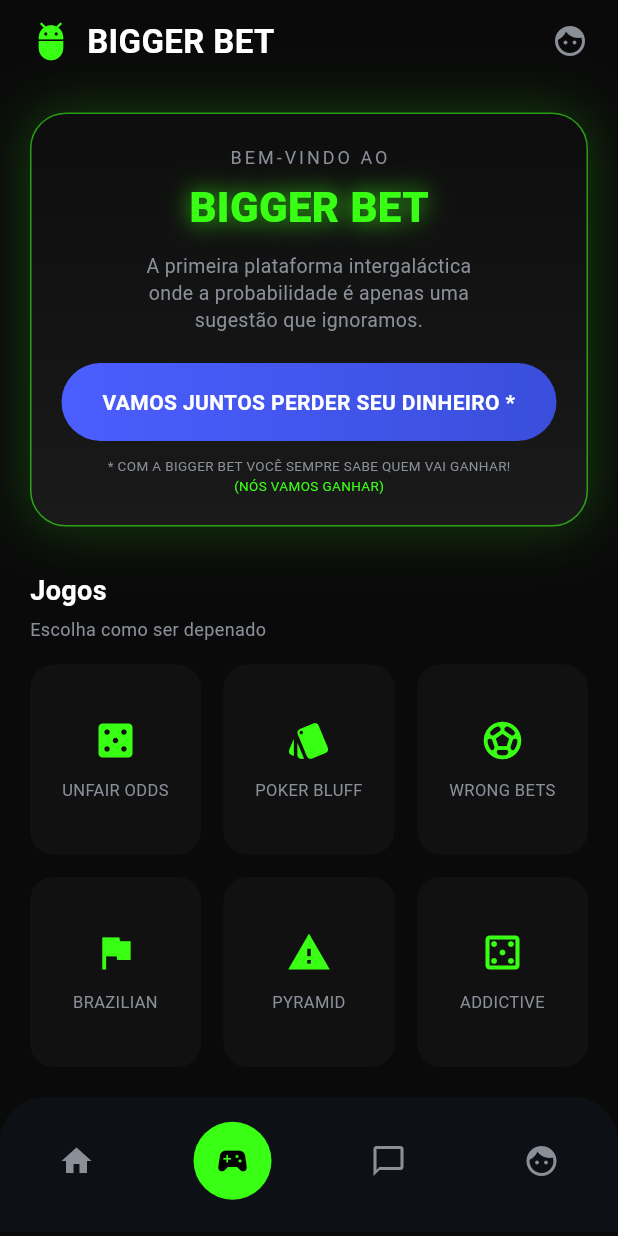
After one commit to marcossial/bigger-bet-app, a Flutter app: the GamesScreen screen opened by its route, on a phone screen of 412 x 824 dp. The commit adds this screen. Run offline on Flutter 3.47's test engine with Material 3 defaults, Android fonts, the phone set to English and light mode, and no system bars.

Commit message:
Adicionado Tela de Jogos

```diff
--- /dev/null
+++ b/lib/features/onboarding/screens/games_screen.dart
@@ -0,0 +1,280 @@
+import 'package:flutter/material.dart';
+import '../../../core/theme/app_theme.dart';
+
+class GamesScreen extends StatelessWidget {
+  const GamesScreen({super.key});
+
+  @override
+  Widget build(BuildContext context) {
+    return Scaffold(
+      backgroundColor: AppColors.background,
+      body: SafeArea(
+        bottom: false,
+        child: Stack(
+          children: [
+            SingleChildScrollView(
+              padding: const EdgeInsets.only(bottom: 110),
+              child: Column(
+                crossAxisAlignment: CrossAxisAlignment.start,
+                children: [
+                  _buildHeader(),
+                  const SizedBox(height: 20),
+                  _buildHeroCard(),
+                  const SizedBox(height: 30),
+                  _buildGamesSection(),
+                ],
+              ),
+            ),
+
+            // Bottom Nav
+            Positioned(
+              bottom: 0,
+              left: 0,
+              right: 0,
+              child: _buildBottomNavBar(context),
+            ),
+          ],
+        ),
+      ),
+    );
+  }
+
+  // ───────────────── HEADER ─────────────────
+  Widget _buildHeader() {
+    return const Padding(
+      padding: const EdgeInsets.symmetric(horizontal: 20, vertical: 12),
+      child: Row(
+        children: [
+          const Icon(Icons.adb, color: AppColors.neonGreen, size: 28),
+          const SizedBox(width: 10),
+          const Text(
+            'BIGGER BET',
+            style: TextStyle(
+              color: AppColors.textWhite,
+              fontSize: 22,
+              fontWeight: FontWeight.bold,
+            ),
+          ),
+          const Spacer(),
+          const Icon(Icons.face, color: AppColors.textGrey),
+        ],
+      ),
+    );
+  }
+
+  // ───────────────── HERO CARD ─────────────────
+  Widget _buildHeroCard() {
+    return Padding(
+      padding: const EdgeInsets.symmetric(horizontal: 20),
+      child: Container(
+        padding: const EdgeInsets.all(20),
+        decoration: BoxDecoration(
+          borderRadius: BorderRadius.circular(24),
+          border: Border.all(color: AppColors.neonGreen.withOpacity(0.6)),
+          boxShadow: [
+            BoxShadow(
+              color: AppColors.neonGreen.withOpacity(0.2),
+              blurRadius: 30,
+              spreadRadius: 2,
+            )
+          ],
+          gradient: const LinearGradient(
+            colors: [Color(0xFF0D0D0D), Color(0xFF1A1A1A)],
+            begin: Alignment.topCenter,
+            end: Alignment.bottomCenter,
+          ),
+        ),
+        child: Column(
+          children: [
+            const Text(
+              'BEM-VINDO AO',
+              style: TextStyle(
+                color: AppColors.textGrey,
+                fontSize: 12,
+                letterSpacing: 2,
+              ),
+            ),
+            const SizedBox(height: 5),
+            Text(
+              'BIGGER BET',
+              style: TextStyle(
+                color: AppColors.neonGreen,
+                fontSize: 28,
+                fontWeight: FontWeight.w900,
+                shadows: [
+                  Shadow(
+                    color: AppColors.neonGreen.withOpacity(0.8),
+                    blurRadius: 20,
+                  )
+                ],
+              ),
+            ),
+            const SizedBox(height: 10),
+            const Text(
+              'A primeira plataforma intergaláctica\nonde a probabilidade é apenas uma\nsugestão que ignoramos.',
+              textAlign: TextAlign.center,
+              style: TextStyle(
+                color: AppColors.textGrey,
+                fontSize: 13,
+                height: 1.4,
+              ),
+            ),
+            const SizedBox(height: 20),
+
+            // BOTÃO
+            Container(
+              width: double.infinity,
+              padding: const EdgeInsets.symmetric(vertical: 16),
+              decoration: BoxDecoration(
+                borderRadius: BorderRadius.circular(30),
+                gradient: const LinearGradient(
+                  colors: [Color(0xFF4B5EFF), Color(0xFF3A4EDB)],
+                ),
+              ),
+              child: const Center(
+                child: Text(
+                  'VAMOS JUNTOS PERDER SEU DINHEIRO *',
+                  textAlign: TextAlign.center,
+                  style: TextStyle(
+                    color: Colors.white,
+                    fontWeight: FontWeight.bold,
+                  ),
+                ),
+              ),
+            ),
+
+            const SizedBox(height: 10),
+
+            const Text(
+              '* COM A BIGGER BET VOCÊ SEMPRE SABE QUEM VAI GANHAR!',
+              style: TextStyle(
+                color: AppColors.textGrey,
+                fontSize: 9,
+              ),
+            ),
+            const Text(
+              '(NÓS VAMOS GANHAR)',
+              style: TextStyle(
+                color: AppColors.neonGreen,
+                fontSize: 9,
+              ),
+            ),
+          ],
+        ),
+      ),
+    );
+  }
+
+  // ───────────────── GAMES GRID ─────────────────
+  Widget _buildGamesSection() {
+    final games = [
+      {'icon': Icons.casino, 'title': 'UNFAIR ODDS'},
+      {'icon': Icons.style, 'title': 'POKER BLUFF'},
+      {'icon': Icons.sports_soccer, 'title': 'WRONG BETS'},
+      {'icon': Icons.flag, 'title': 'BRAZILIAN'},
+      {'icon': Icons.warning, 'title': 'PYRAMID'},
+      {'icon': Icons.casino_outlined, 'title': 'ADDICTIVE'},
+    ];
+
+    return Padding(
+      padding: const EdgeInsets.symmetric(horizontal: 20),
+      child: Column(
+        crossAxisAlignment: CrossAxisAlignment.start,
+        children: [
+          const Text(
+            'Jogos',
+            style: TextStyle(
+              color: AppColors.textWhite,
+              fontSize: 18,
+              fontWeight: FontWeight.bold,
+            ),
+          ),
+          const SizedBox(height: 4),
+          const Text(
+            'Escolha como ser depenado',
+            style: TextStyle(color: AppColors.textGrey, fontSize: 12),
+          ),
+          const SizedBox(height: 15),
+          GridView.builder(
+            shrinkWrap: true,
+            physics: const NeverScrollableScrollPhysics(),
+            itemCount: games.length,
+            gridDelegate: const SliverGridDelegateWithFixedCrossAxisCount(
+              crossAxisCount: 3,
+              mainAxisSpacing: 15,
+              crossAxisSpacing: 15,
+              childAspectRatio: 0.9,
+            ),
+            itemBuilder: (context, index) {
+              final game = games[index];
+
+              return Container(
+                decoration: BoxDecoration(
+                  color: const Color(0xFF111111),
+                  borderRadius: BorderRadius.circular(16),
+                ),
+                child: Column(
+                  mainAxisAlignment: MainAxisAlignment.center,
+                  children: [
+                    Icon(
+                      game['icon'] as IconData,
+                      color: AppColors.neonGreen,
+                      size: 30,
+                    ),
+                    const SizedBox(height: 10),
+                    Text(
+                      game['title'] as String,
+                      textAlign: TextAlign.center,
+                      style: const TextStyle(
+                        color: AppColors.textGrey,
+                        fontSize: 11,
+                      ),
+                    )
+                  ],
+                ),
+              );
+            },
+          ),
+        ],
+      ),
+    );
+  }
+
+  // ───────────────── NAV BAR ─────────────────
+  Widget _buildBottomNavBar(BuildContext context) {
+    return Container(
+      height: 90,
+      padding: const EdgeInsets.only(bottom: 20, top: 15),
+      decoration: BoxDecoration(
+        color: AppColors.bottomNavBackground,
+        borderRadius: const BorderRadius.vertical(top: Radius.circular(30)),
+      ),
+      child: Row(
+        mainAxisAlignment: MainAxisAlignment.spaceAround,
+        children: [
+          IconButton(
+            onPressed: () => Navigator.pushReplacementNamed(context, '/home'),
+            icon: const Icon(Icons.home, color: AppColors.textGrey),
+          ),
+          Container(
+            padding: const EdgeInsets.all(14),
+            decoration: BoxDecoration(
+              color: AppColors.neonGreen,
+              borderRadius: BorderRadius.circular(30),
+            ),
+            child: const Icon(Icons.sports_esports, color: Colors.black),
+          ),
+          IconButton(
+            onPressed: () => Navigator.pushReplacementNamed(context, '/info'),
+            icon: const Icon(Icons.chat_bubble_outline,
+                color: AppColors.textGrey),
+          ),
+          IconButton(
+            onPressed: () => Navigator.pushReplacementNamed(context, '/perfil'),
+            icon: const Icon(Icons.face, color: AppColors.textGrey),
+          ),
+        ],
+      ),
+    );
+  }
+}
--- a/lib/main.dart
+++ b/lib/main.dart
@@ -1,3 +1,4 @@
+import 'package:bigger_bet/features/onboarding/screens/games_screen.dart';
 import 'package:bigger_bet/features/onboarding/screens/home_screen.dart';
 import 'package:bigger_bet/features/onboarding/screens/login_screen.dart';
 import 'package:bigger_bet/features/onboarding/screens/register_screen.dart'
@@ -42,6 +43,9 @@ class BiggerBetApp extends StatelessWidget {
           '/login': (_) => const LoginScreen(),
           '/register': (_) => const RegisterScreen(),
           '/home': (_) => const BiggerBetHome(),
+          '/games': (_) => const GamesScreen(),
+          // '/info': (_) => const InfoScreen(),
+          // '/perfil': (_) => const PerfilScreen(),
         });
   }
 }
```
